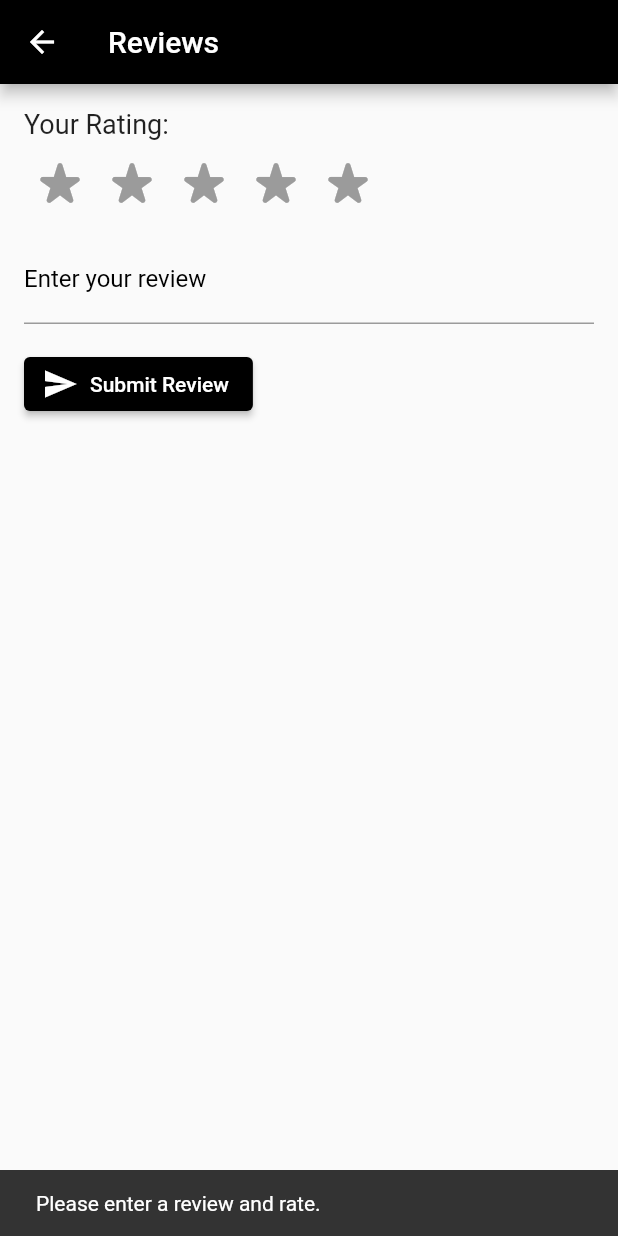
After one commit to helenajullia/SwipeAway, a Flutter app: the ReviewPage screen opened directly, after a tap on "Submit Review", on a phone screen of 412 x 824 dp. The commit adds this screen. Run offline on Flutter 3.47's test engine with Material 2 defaults, Android fonts, the phone set to English and light mode, and no system bars; drawn by our look-alikes of flutter_rating_bar; our stand-ins replace cloud_firestore, firebase_auth, firebase_core, firebase_database, get, google_fonts; accounts and stored records are empty.

Commit message:
Made the review page

```diff
--- a/lib/home/myAccount/myAccount_page.dart
+++ b/lib/home/myAccount/myAccount_page.dart
@@ -2,6 +2,7 @@ import 'package:flutter/material.dart';
 import 'package:google_fonts/google_fonts.dart';
 import 'package:firebase_auth/firebase_auth.dart';
 import 'package:cloud_firestore/cloud_firestore.dart';
+import 'package:swipe_away/home/myAccount/reviewsPage.dart';
 import 'package:swipe_away/home/myAccount/settings/settingsPage.dart';
 import 'package:swipe_away/home/saved_page.dart';
 import 'package:swipe_away/home/search_page.dart';
@@ -163,6 +164,11 @@ class _MyAccountPageState extends State<MyAccountPage> {
               builder: (context) => SettingsPage(),
             ));
             break;
+          case 'Reviews':
+            Navigator.of(context).push(MaterialPageRoute(
+              builder: (context) => ReviewPage(),
+            ));
+
         // Add other cases for different list items if needed
         }
       },
--- /dev/null
+++ b/lib/home/myAccount/reviewsPage.dart
@@ -0,0 +1,242 @@
+  import 'package:flutter/material.dart';
+  import 'package:cloud_firestore/cloud_firestore.dart';
+  import 'package:flutter_rating_bar/flutter_rating_bar.dart';
+  import 'package:firebase_auth/firebase_auth.dart';
+  import 'package:google_fonts/google_fonts.dart';
+  class ReviewPage extends StatefulWidget {
+    @override
+    _ReviewPageState createState() => _ReviewPageState();
+  }
+
+  class _ReviewPageState extends State<ReviewPage> {
+    final FirebaseFirestore _firestore = FirebaseFirestore.instance;
+    final FirebaseAuth _auth = FirebaseAuth.instance; // Firebase Auth instance
+    final TextEditingController _reviewController = TextEditingController();
+    double _currentRating = 0;
+    List<Review> reviewsList = []; // List to hold reviews
+
+    @override
+    void initState() {
+      super.initState();
+      _loadReviews();
+    }
+
+    Future<void> _loadReviews() async {
+      final QuerySnapshot snapshot = await _firestore.collection('reviews').get();
+
+      List<Review> fetchedReviews = [];
+      for (var doc in snapshot.docs) {
+        var reviewData = doc.data() as Map<String, dynamic>;
+        Review review = Review.fromMap(reviewData);
+        fetchedReviews.add(review);
+      }
+
+      setState(() {
+        reviewsList = fetchedReviews;
+      });
+    }
+
+
+    @override
+    Widget build(BuildContext context) {
+      return Scaffold(
+        appBar: AppBar(
+          backgroundColor: Colors.black,
+          title: Text('Reviews',
+          style: GoogleFonts.roboto(),
+          ),
+        ),
+        body: Padding(
+          padding: const EdgeInsets.all(16.0),
+          child: Column(
+            crossAxisAlignment: CrossAxisAlignment.start,
+            children: <Widget>[
+              Text(
+                'Your Rating:',
+                style: GoogleFonts.roboto(
+                  fontSize: 18.0,
+                ),
+              ),
+              SizedBox(height: 8.0),
+              RatingBar.builder(
+                itemSize: 40.0,
+                initialRating: _currentRating,
+                glowColor: Colors.amber,
+                allowHalfRating: true,
+                minRating: 0,
+                direction: Axis.horizontal,
+                itemCount: 5,
+                itemPadding: EdgeInsets.symmetric(horizontal: 4.0),
+                itemBuilder: (context, _) => Icon(
+                  Icons.star_rate_rounded,
+                  color: Colors.amber,
+                ),
+                onRatingUpdate: (rating) {
+                  setState(() {
+                    _currentRating = rating;
+                  });
+                },
+              ),
+              SizedBox(height: 16.0),
+              TextField(
+                controller: _reviewController,
+                cursorColor: Colors.black,
+                style: TextStyle(color: Colors.black),
+                decoration: InputDecoration(
+                  labelText: 'Enter your review',
+                  labelStyle: TextStyle(color: Colors.black, fontFamily: 'Roboto'),
+                  focusedBorder: UnderlineInputBorder(
+                    borderSide: BorderSide(color: Colors.black),
+                  ),
+                ),
+              ),
+              SizedBox(height: 16.0),
+              ElevatedButton.icon(
+                onPressed: _submitReview,
+                icon: Icon(Icons.send, color: Colors.white),
+                label: Text('Submit Review',
+                    style: TextStyle(color: Colors.white,  fontFamily: 'Roboto')),
+                style: ButtonStyle(
+                  backgroundColor: MaterialStateProperty.all<Color>(Colors.black),
+                ),
+              ),
+              Expanded(
+                child: ListView.builder(
+                  itemCount: reviewsList.length,
+                  itemBuilder: (context, index) {
+                    final review = reviewsList[index];
+                    return ListTile(
+                      title: Text('${review.firstName} ${review.lastName}'),
+                      subtitle: Text(review.text),
+                      trailing: Row(
+                        mainAxisSize: MainAxisSize.min,
+                        children: List.generate(
+                          5,
+                              (starIndex) =>  Icon(
+                                starIndex < review.rating.floor() ? Icons.star_rate_rounded : Icons.star_border_rounded, // Changed to star_rate_rounded
+                                color: starIndex < review.rating ? Colors.amber : Colors.grey,
+                          ),
+                        ),
+                      ),
+                    );
+                  },
+                ),
+              ),
+            ],
+          ),
+        ),
+      );
+    }
+
+    Future<UserDetails> _getUserDetails() async {
+      // Assuming you are using the currently logged-in user's email to fetch their document
+      User? user = _auth.currentUser;
+      if (user != null && user.email != null) {
+        var userDoc = await _firestore.collection('users').doc(user.email).get();
+        // Make sure your user documents have a 'firstName' and 'lastName' field
+        String firstName = userDoc.data()?['firstName'] ?? '';
+        String lastName = userDoc.data()?['lastName'] ?? '';
+        return UserDetails(firstName: firstName, lastName: lastName, email: user.email!); // Assuming email is always present
+      } else {
+        // Handle the case where the user is not logged in or there is no user
+        throw Exception('No user logged in');
+      }
+    }
+
+    void _submitReview() async {
+      if (_reviewController.text.isNotEmpty && _currentRating != 0) {
+        try {
+          UserDetails userDetails = await _getUserDetails();
+
+          Review newReview = Review(
+            // We will need to add uid to UserDetails or fetch it another way
+            firstName: userDetails.firstName,
+            lastName: userDetails.lastName,
+            rating: _currentRating,
+            text: _reviewController.text, userId: '',
+          );
+
+          await _firestore.collection('reviews').add(newReview.toMap());
+          _reviewController.clear();
+          setState(() {
+            _currentRating = 0;
+          });
+
+          // Show a snackbar message
+          ScaffoldMessenger.of(context).showSnackBar(
+            SnackBar(
+              content: Text('Review submitted!'),
+            ),
+          );
+
+          // Reload reviews to include the new one
+          _loadReviews();
+        } catch (e) {
+          // Handle the error properly
+          ScaffoldMessenger.of(context).showSnackBar(
+            SnackBar(
+              content: Text('Error submitting review: $e'),
+            ),
+          );
+        }
+      } else {
+        // Show a snackbar message if review or rating wasn't entered
+        ScaffoldMessenger.of(context).showSnackBar(
+          SnackBar(
+            content: Text('Please enter a review and rate.'),
+          ),
+        );
+      }
+    }
+  }
+
+    class UserDetails {
+    final String firstName;
+    final String lastName;
+    final String email;
+
+    UserDetails({
+    required this.firstName,
+    required this.lastName,
+    required this.email,
+    });
+    }
+
+// Rest of the Review class remains unchanged
+
+    class Review {
+    String userId;
+    String firstName;
+    String lastName;
+    double rating;
+    String text;
+
+    Review({
+      required this.userId,
+      required this.firstName,
+      required this.lastName,
+      required this.rating,
+      required this.text,
+    });
+
+    Map<String, dynamic> toMap() {
+      return {
+        'userId': userId,
+        'firstName': firstName, // Include the firstName when saving to Firestore
+        'lastName': lastName,   // Include the lastName when saving to Firestore
+        'rating': rating,
+        'text': text,
+      };
+    }
+
+
+    factory Review.fromMap(Map<String, dynamic> map) {
+      return Review(
+        userId: map['userId'] ?? '',
+        firstName: map['firstName'] ?? '[No First Name]',
+        lastName: map['lastName'] ?? '[No Last Name]',
+        rating: (map['rating'] ?? 0).toDouble(),
+        text: map['text'] ?? '',
+      );
+    }
+  }
--- a/pubspec.yaml
+++ b/pubspec.yaml
@@ -18,6 +18,7 @@ dependencies:
   firebase_database: ^10.3.2
   firebase_core: ^2.20.0
   flutter_login: ^4.2.1
+  flutter_rating_bar: ^4.0.0
 
 flutter:
   uses-material-design: true
```
Also changed, not shown: pubspec.lock.
